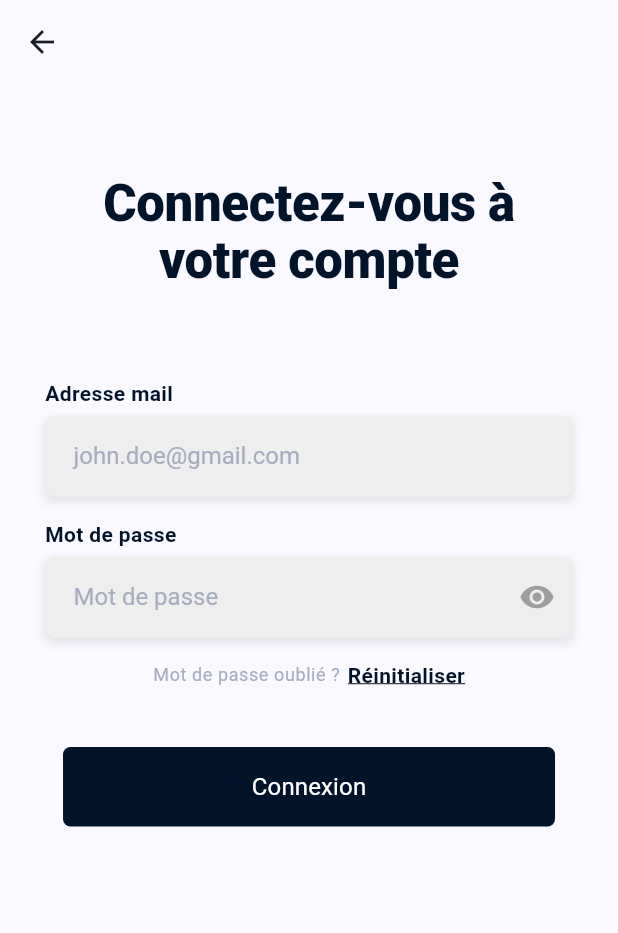
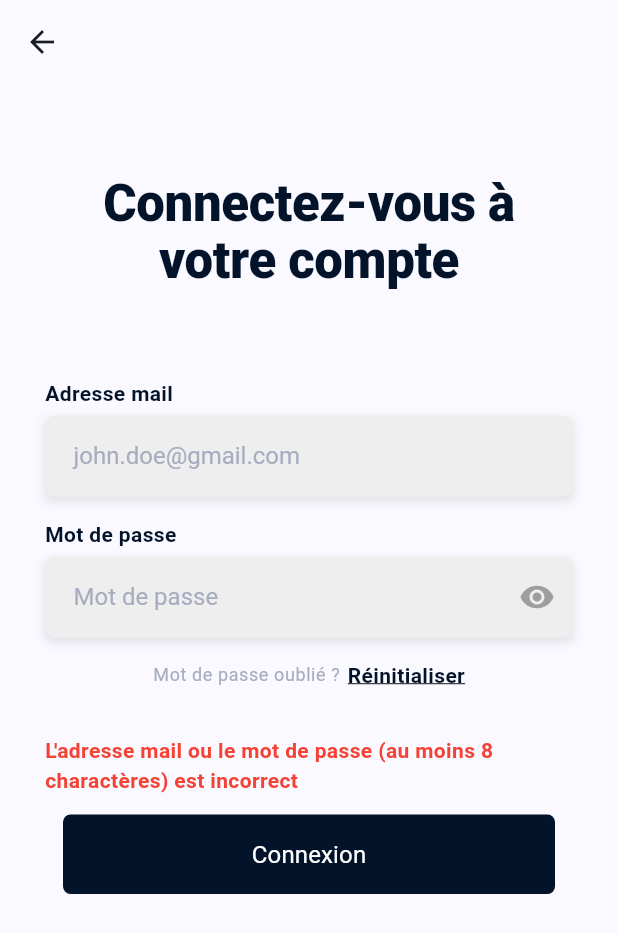
Before and after one commit to KillianVbrg/kosmos_digital_flutter_assignment, a Flutter app: the Login screen opened directly, after a tap on "Connexion", on a phone screen of 412 x 824 dp. Shown: the top 933 px of the screen. Run offline on Flutter 3.47's test engine with Material 3 defaults, Android fonts, the phone set to English and light mode, and no system bars; our stand-ins replace cloud_firestore, dotted_border, firebase_auth, firebase_core, firebase_storage, image_picker; accounts and stored records are empty.

Commit message:
Adding Firebase Auth

```diff
--- a/lib/main.dart
+++ b/lib/main.dart
@@ -4,6 +4,7 @@ import 'package:assignment/services/firestore/post_store.dart';
 import 'package:assignment/theme.dart';
 import 'package:assignment/widgets/button.dart';
 import 'package:assignment/widgets/texts.dart';
+import 'package:assignment/wrapper.dart';
 import 'package:flutter/material.dart';
 import 'package:firebase_core/firebase_core.dart';
 import 'package:provider/provider.dart';
@@ -24,7 +25,7 @@ void main() async {
       theme: primaryTheme,
       home: Scaffold(
         body: SafeArea(
-          child: Landing(),
+          child: Wrapper(),
         ),
       ),
     ),
--- /dev/null
+++ b/lib/models/app_user.dart
@@ -0,0 +1,6 @@
+class AppUser {
+  const AppUser({required this.uid, required this.email});
+
+  final String uid;
+  final String email;
+}
--- a/lib/models/post.dart
+++ b/lib/models/post.dart
@@ -1,4 +1,4 @@
-import 'package:assignment/models/user.dart';
+import 'package:assignment/models/app_user.dart';
 import 'package:cloud_firestore/cloud_firestore.dart';
 
 class Post {
--- a/lib/screens/auth/login.dart
+++ b/lib/screens/auth/login.dart
@@ -1,4 +1,6 @@
 import 'package:assignment/constants/colors.dart';
+import 'package:assignment/screens/feed/feed.dart';
+import 'package:assignment/services/auth/auth_service.dart';
 import 'package:assignment/widgets/button.dart';
 import 'package:assignment/widgets/text_field.dart';
 import 'package:assignment/widgets/texts.dart';
@@ -18,6 +20,8 @@ class _LoginState extends State<Login> {
   final TextEditingController emailController = TextEditingController();
   final TextEditingController emailResetPasswordController = TextEditingController();
   final TextEditingController passwordController = TextEditingController();
+
+  String? _errorFeedback;
 
   @override
   void dispose() {
@@ -177,8 +181,46 @@ class _LoginState extends State<Login> {
                   SizedBox(
                     height: 30,
                   ),
+                  if(_errorFeedback != null)
+                    Column(
+                      crossAxisAlignment: CrossAxisAlignment.center,
+                      children: [
+                        Text(_errorFeedback!, style: TextStyle(color: Colors.red),),
+                        SizedBox(
+                          height: 5,
+                          width: double.infinity,
+                        ),
+                      ],
+                    ),
                   StyledButton(
-                    () => {},
+                    () async {
+                      final email = emailController.text.trim();
+                      final password = passwordController.text;
+                      final isEmailValid = RegExp(r"^[a-zA-Z0-9.a-zA-Z0-9.!#$%&'*+-/=?^_`{|}~]+@[a-zA-Z0-9]+\.[a-zA-Z]+")
+                          .hasMatch(email);
+                      if(isEmailValid && password.length > 7){
+                        setState(() {
+                          _errorFeedback = null;
+                        });
+
+                        final email = emailController.text.trim();
+                        final password = passwordController.text;
+
+                        final user = await AuthService.signIn(email, password);
+
+                        if(user == null){
+                          setState(() {
+                            _errorFeedback = "L'adresse mail ou le mot de passe est incorrect";
+                          });
+                        } else {
+                          Navigator.pushAndRemoveUntil(context,  MaterialPageRoute(builder: (context) => Feed()), (route) => false);
+                        }
+                      } else {
+                        setState(() {
+                          _errorFeedback = "L'adresse mail ou le mot de passe (au moins 8 charactères) est incorrect";
+                        });
+                      }
+                    },
                     StyledTitleSmall("Connexion"),
                   ),
                 ],
--- a/lib/screens/posting/postDescriptionInput.dart
+++ b/lib/screens/posting/postDescriptionInput.dart
@@ -33,7 +33,6 @@ class _PostDescriptionInputState extends State<PostDescriptionInput> {
       await reference.putFile(File(widget.selectedImage.path));
 
       imageUrl = await reference.getDownloadURL();
-      print(imageUrl);
     } catch(error){
       print(error);
     }
@@ -47,13 +46,11 @@ class _PostDescriptionInputState extends State<PostDescriptionInput> {
         authorId: "12345uid"),
     );
 
-    Navigator.pushAndRemoveUntil(context, MaterialPageRoute(builder: (context) => Feed()), (route) => false);
+    Navigator.pushAndRemoveUntil(context, MaterialPageRoute(builder: (context) => Feed(previousRoute: "posting",)), (route) => false);
   }
 
   @override
   Widget build(BuildContext context) {
-    print(descriptionController.text.trim().length);
-
     return Scaffold(
       appBar: AppBar(),
       body: Padding(
--- a/lib/screens/profile/profile_overview.dart
+++ b/lib/screens/profile/profile_overview.dart
@@ -4,6 +4,7 @@ import 'package:assignment/constants/colors.dart';
 import 'package:assignment/screens/placeholder_screen.dart';
 import 'package:assignment/screens/profile/info/profile_modify_info.dart';
 import 'package:assignment/screens/profile/security/profile_security.dart';
+import 'package:assignment/services/auth/auth_service.dart';
 import 'package:assignment/widgets/button.dart';
 import 'package:assignment/widgets/profile_tile.dart';
 import 'package:assignment/widgets/texts.dart';
@@ -37,7 +38,9 @@ class _ProfileOverviewState extends State<ProfileOverview> {
                     title: StyledBodySmall("Que souhaitez vous faire ?"),
                     actions: [
                       CupertinoActionSheetAction(
-                        onPressed: (){},
+                        onPressed: (){
+                          AuthService.signOut();
+                        },
                         child: Text("Se déconnecter", style: TextStyle(color: Colors.red),),
                       ),
                       CupertinoActionSheetAction(
--- a/lib/widgets/text_field.dart
+++ b/lib/widgets/text_field.dart
@@ -30,7 +30,7 @@ class StyledTextField extends StatelessWidget {
                 ),
               ]
           ),
-          child: TextFormField(
+          child: TextField(
             controller: controller,
             obscureText: isHidden,
             keyboardType: TextInputType.emailAddress,
--- a/pubspec.yaml
+++ b/pubspec.yaml
@@ -43,6 +43,7 @@ dependencies:
   uuid: ^4.4.0
   provider: ^6.1.2
   firebase_storage: ^11.6.9
+  firebase_auth: ^4.17.8
 
 dev_dependencies:
   flutter_test:
```
Also changed, not shown: lib/models/user.dart (deleted, +0 -13 lines), lib/models/user_info.dart (added, +11 -0 lines), lib/screens/auth/register.dart (+54 -13 lines), lib/screens/feed/feed.dart (+13 -6 lines), lib/services/auth/auth_service.dart (added, +49 -0 lines), lib/services/firestore/post_store.dart (+7 -5 lines), lib/services/firestore/user_service.dart (deleted, +0 -20 lines), lib/wrapper.dart (added, +31 -0 lines), pubspec.lock, 4 other files.
